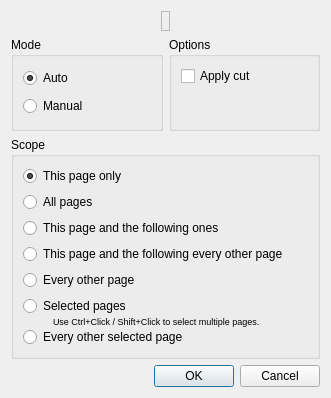
First picture: the form in filters/page_split/ui/PageSplitModeDialog.ui, repository 4lex4/scantailor-advanced, before the edit.
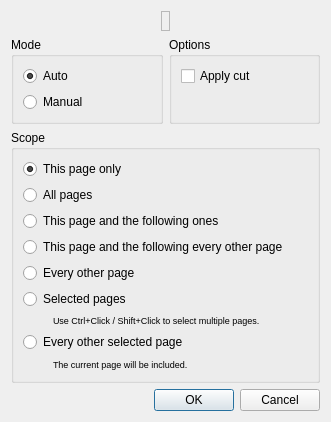
Second picture: the form after the edit. Icons and pictures are not drawn.

Commit message: + ColorManager ~ Dark Scheme finished ~ Other changes

Patch:
```diff
--- a/filters/page_split/ui/PageSplitModeDialog.ui
+++ b/filters/page_split/ui/PageSplitModeDialog.ui
@@ -121,7 +121,7 @@
      <property name="title">
       <string>Scope</string>
      </property>
-     <layout class="QVBoxLayout" name="verticalLayout_2">
+     <layout class="QVBoxLayout" name="verticalLayout">
       <item>
        <widget class="QRadioButton" name="thisPageRB">
         <property name="text">
@@ -161,15 +161,6 @@
        </widget>
       </item>
       <item>
-       <widget class="QWidget" name="selectedPagesWidget" native="true">
-        <layout class="QVBoxLayout" name="verticalLayout">
-         <property name="spacing">
-          <number>0</number>
-         </property>
-         <property name="margin">
-          <number>0</number>
-         </property>
-         <item>
           <widget class="QRadioButton" name="selectedPagesRB">
            <property name="text">
             <string>Selected pages</string>
@@ -218,8 +209,37 @@
            </property>
           </widget>
          </item>
-        </layout>
-       </widget>
+      <item>
+       <layout class="QHBoxLayout" name="horizontalLayout_4">
+        <item>
+         <spacer name="horizontalSpacer_6">
+          <property name="orientation">
+           <enum>Qt::Horizontal</enum>
+          </property>
+          <property name="sizeType">
+           <enum>QSizePolicy::Fixed</enum>
+          </property>
+          <property name="sizeHint" stdset="0">
+           <size>
+            <width>30</width>
+            <height>13</height>
+           </size>
+          </property>
+         </spacer>
+        </item>
+        <item>
+         <widget class="QLabel" name="everyOtherSelectedHint">
+          <property name="font">
+           <font>
+            <pointsize>7</pointsize>
+           </font>
+          </property>
+          <property name="text">
+           <string>The current page will be included.</string>
+          </property>
+         </widget>
+        </item>
+       </layout>
       </item>
      </layout>
     </widget>
```
Lines whose indentation alone changed are shown as unchanged. The commit also changes 70 other files.
